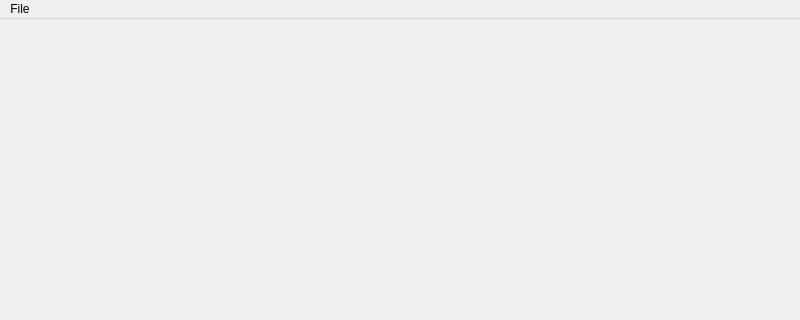
This is isis_imaging/gui/ui/main_window.ui in mantidproject/mantidimaging as Qt 5 draws it before an edit; both pictures show x 0 to 800 and y 0 to 320 of the 800 by 600 pixel window. The edited form follows.
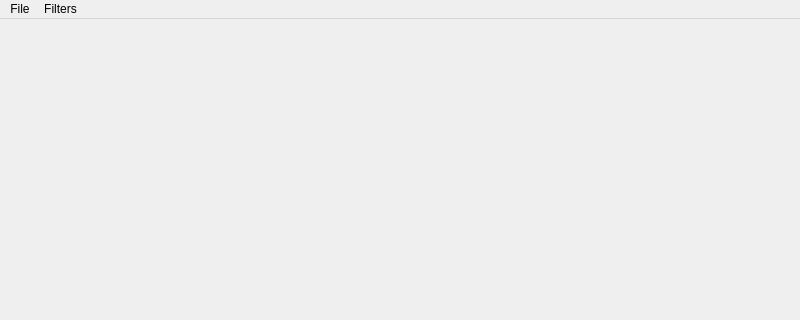
This is the edited form. Icons and pictures are not drawn.

Diff of the .ui file:
```diff
--- a/isis_imaging/gui/ui/main_window.ui
+++ b/isis_imaging/gui/ui/main_window.ui
@@ -34,7 +34,13 @@
     <addaction name="actionSave"/>
     <addaction name="actionExit"/>
    </widget>
+   <widget class="QMenu" name="menuFilters">
+    <property name="title">
+     <string>Filters</string>
+    </property>
+   </widget>
    <addaction name="menuFile"/>
+   <addaction name="menuFilters"/>
   </widget>
   <widget class="QStatusBar" name="statusbar"/>
   <action name="actionLoad">
```
